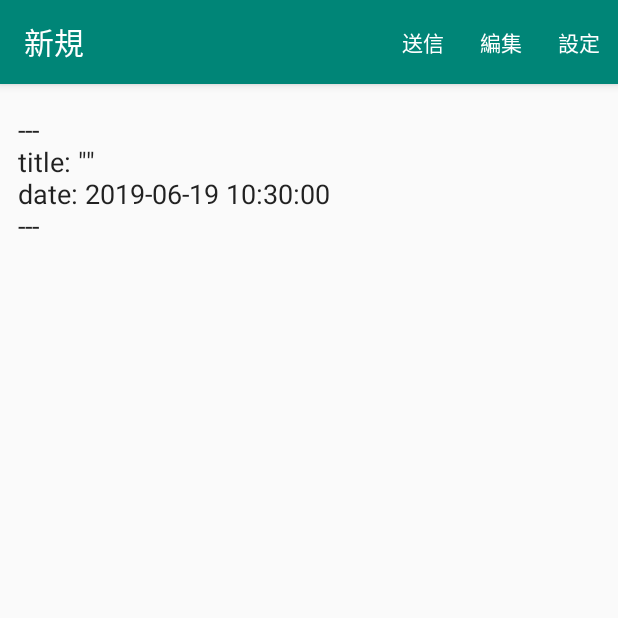
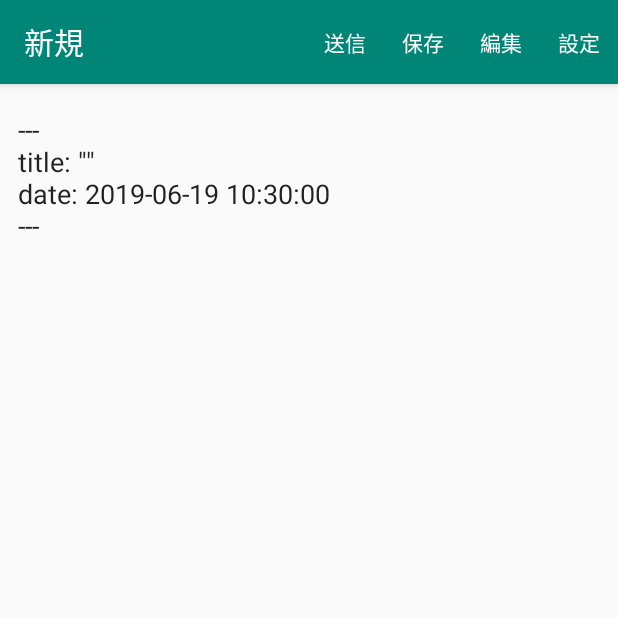
Before and after one commit to harukawa/PostDiary, an Android app: the screen it shows after launch (MainActivity), on a phone screen of 412 x 824 dp, the top half of it. Run offline under Robolectric (Android 15) with nearby library versions, the light colour scheme and no system bars.

Commit message:
Add text save
Created a function to save files temporarily

```diff
--- a/app/src/main/java/com/github/harukawa/postdiary/MainActivity.kt
+++ b/app/src/main/java/com/github/harukawa/postdiary/MainActivity.kt
@@ -33,11 +33,18 @@ class MainActivity : AppCompatActivity() {
         fun getPreFileNameFromPreferences(prefs: SharedPreferences): String {
             return prefs.getString("pre_fileName", "")!!
         }
+
+        fun getTextFromPreferences(prefs: SharedPreferences): String {
+            return prefs.getString("temporary_text", "")!!
+        }
     }
     val prefs : SharedPreferences by lazy {getAppPreferences(this) }
 
     val pre_fileName : String
         get() = getPreFileNameFromPreferences(prefs)
+
+    val temporaryText : String
+        get() = getTextFromPreferences(prefs)
 
     override fun onCreateOptionsMenu(menu: Menu?): Boolean {
         getMenuInflater().inflate(R.menu.main_menu, menu);
@@ -63,6 +70,10 @@ class MainActivity : AppCompatActivity() {
             val intent = Intent(this, GithubPostActivity::class.java)
             intent.putExtra("FILENAME",sentFile.fileName)
             startActivityForResult(intent, successSend)
+            true
+        }
+        R.id.action_save -> {
+            prefs.edit().putString("temporary_text", editText.text.toString()).commit()
             true
         }
         R.id.action_edit -> {
@@ -100,7 +111,12 @@ class MainActivity : AppCompatActivity() {
         super.onCreate(savedInstanceState)
         setContentView(R.layout.activity_main)
 
-        editText.setText(preText)
+        if(temporaryText == "") {
+            editText.setText(preText)
+        } else {
+            editText.setText(temporaryText)
+            prefs.edit().remove("temporary_text")
+        }
         supportActionBar?.title = getString(R.string.new_title)
     }
 
@@ -124,7 +140,6 @@ class MainActivity : AppCompatActivity() {
     fun loadFile(fileName: String): String {
         var data:String = ""
         try {
-
             val fis = openFileInput(fileName)
             val reader = fis.bufferedReader()
             for (lineBuffer in reader.readLines()) {
--- a/app/src/main/res/menu/main_menu.xml
+++ b/app/src/main/res/menu/main_menu.xml
@@ -3,6 +3,10 @@
     <item
             android:id="@+id/action_sent"
             android:title="@string/sent"
+            app:showAsAction="always"/>
+    <item
+            android:id="@+id/action_save"
+            android:title="@string/action_save"
             app:showAsAction="always"/>
     <item
             android:id="@+id/action_edit"
--- a/app/src/main/res/values/strings.xml
+++ b/app/src/main/res/values/strings.xml
@@ -1,6 +1,7 @@
 <resources>
     <string name="app_name">PostDiary</string>
     <string name="sent">送信</string>
+    <string name="action_save">保存</string>
     <string name="action_edit">編集</string>
     <string name="action_setting">設定</string>
     <string name="new_title">新規</string>
```
